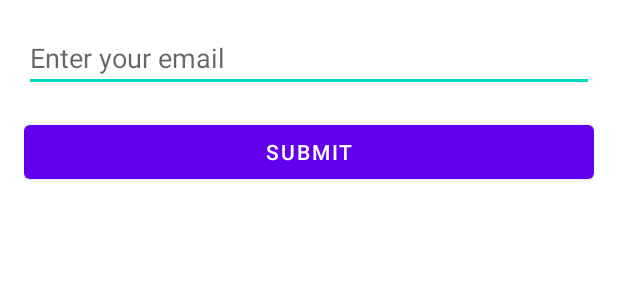
After one commit to Meghanachippada/Assignment_tracker, an Android app: the layout activity_forgot_password.xml on its own in the app's theme, with its tools: preview values and no code run, on a phone screen of 412 x 824 dp. The commit adds this screen. Shown: the top 300 px of the screen. Run offline under Robolectric (Android 15) with nearby library versions, the phone set to English and light mode, and no system bars.

Commit message:
forgotpasswordandlogout

```diff
--- /dev/null
+++ b/app/src/main/res/layout/activity_forgot_password.xml
@@ -0,0 +1,21 @@
+<?xml version="1.0" encoding="utf-8"?>
+<LinearLayout xmlns:android="http://schemas.android.com/apk/res/android"
+    android:layout_width="match_parent"
+    android:layout_height="match_parent"
+    android:orientation="vertical"
+    android:padding="16dp">
+
+    <EditText
+        android:id="@+id/emailEditText"
+        android:layout_width="match_parent"
+        android:layout_height="wrap_content"
+        android:hint="Enter your email"
+        android:inputType="textEmailAddress"
+        android:layout_marginBottom="16dp" />
+
+    <Button
+        android:id="@+id/submitButton"
+        android:layout_width="match_parent"
+        android:layout_height="wrap_content"
+        android:text="Submit" />
+</LinearLayout>
--- a/app/src/main/res/values/strings.xml
+++ b/app/src/main/res/values/strings.xml
@@ -8,4 +8,5 @@
     <string name="welcome_to_our_app">Welcome to our app</string>
     <string name="welcome">Welcome!</string>
     <string name="welcome_image">Welcome!</string>
+    <string name="logout">Logout</string>
 </resources>
```
Also changed, not shown: app/src/main/java/com/example/assignment_tracker/ForgotPasswordActivity.kt (added, +38 -0 lines), app/src/main/java/com/example/assignment_tracker/Login.kt (+36 -9 lines), app/src/main/java/com/example/assignment_tracker/MainActivity.kt (+13 -3 lines), app/src/main/res/layout/activity_main.xml (+12 -4 lines).
